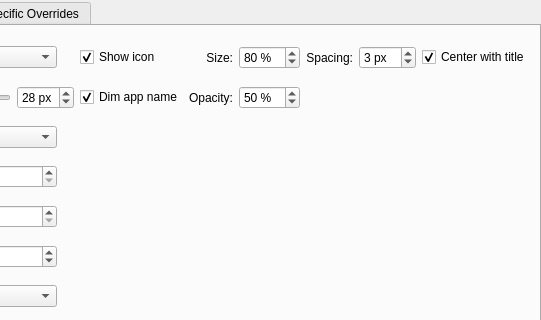
Qt form config/ui/breezeconfigurationui.ui (Rudraksh88/KustomBreezeEnhanced) before a commit; both pictures show x 302 to 843 and y 0 to 320 of the 843 by 814 pixel window.
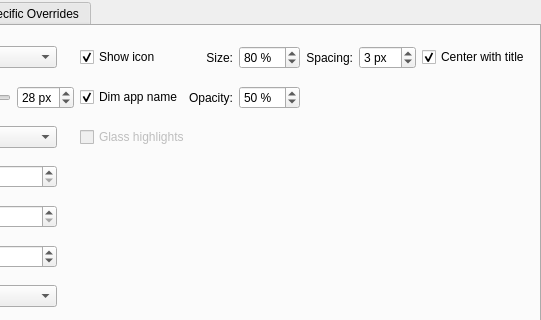
The same form after that commit. Custom widgets are drawn as their Qt base class.

Commit message: feat: add glass highlights to macOS Sierra buttons

Patch:
```diff
--- a/config/ui/breezeconfigurationui.ui
+++ b/config/ui/breezeconfigurationui.ui
@@ -386,6 +386,19 @@
          </item>
         </widget>
        </item>
+       <item row="2" column="4" colspan="5">
+        <widget class="QCheckBox" name="glassButtonHighlights">
+         <property name="enabled">
+          <bool>false</bool>
+         </property>
+         <property name="toolTip">
+          <string>Add a subtle glass gradient, soft glow, and sharp rim highlights to macOS Sierra buttons.</string>
+         </property>
+         <property name="text">
+          <string>Glass highlights</string>
+         </property>
+        </widget>
+       </item>
        <item row="7" column="2">
         <widget class="QSpinBox" name="cornerRadiusSpinBox">
          <property name="suffix">
```
Left out of the diff: 1 changed line with no effect on the pictures. The commit also changes 3 other files.
